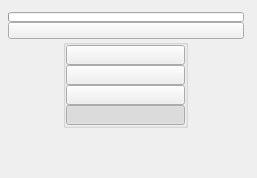
The window that ui/level_3/fx.ui (m3trik/Scripts_portable) describes before a commit, drawn with Qt 5.
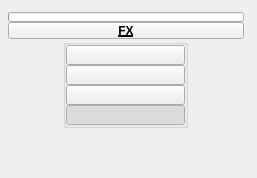
The same window after the commit. Custom widgets are drawn as their Qt base class.

Diff of the .ui file:
```diff
--- a/ui/level_3/fx.ui
+++ b/ui/level_3/fx.ui
@@ -242,8 +242,15 @@
          <height>17</height>
         </size>
        </property>
+       <property name="font">
+        <font>
+         <weight>75</weight>
+         <bold>true</bold>
+         <underline>true</underline>
+        </font>
+       </property>
        <property name="text">
-        <string/>
+        <string>FX</string>
        </property>
        <property name="checkable">
         <bool>true</bool>
```
